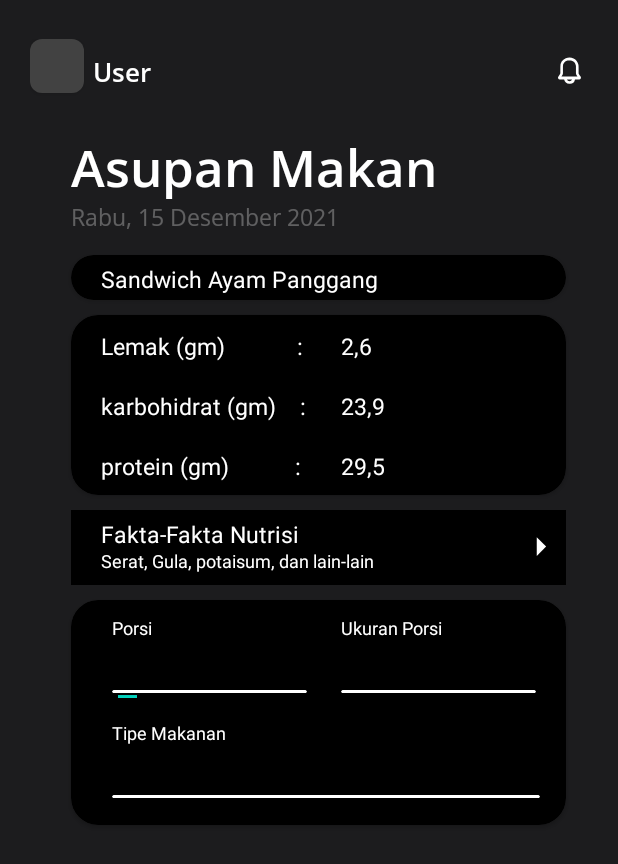
After one commit to hafizs08/tugasMobile, an Android app: the makanbang screen opened directly, with no data from a screen before it, on a phone screen of 412 x 824 dp. The commit adds this screen. Shown: the top 864 px of the screen. Run offline under Robolectric (Android 15) with nearby library versions, the phone set to English and light mode, and no system bars.

Commit message:
makanbang

```diff
--- a/app/src/main/AndroidManifest.xml
+++ b/app/src/main/AndroidManifest.xml
@@ -11,6 +11,9 @@
         android:roundIcon="@mipmap/ic_launcher_round"
         android:supportsRtl="true"
         android:theme="@style/Theme.HelloWorld">
+        <activity
+            android:name=".makanbang"
+            android:exported="false" />
         <activity
             android:name=".login"
             android:exported="false" />
--- /dev/null
+++ b/app/src/main/java/com/example/helloworld/makanbang.kt
@@ -0,0 +1,11 @@
+package com.example.helloworld
+
+import androidx.appcompat.app.AppCompatActivity
+import android.os.Bundle
+
+class makanbang : AppCompatActivity() {
+    override fun onCreate(savedInstanceState: Bundle?) {
+        super.onCreate(savedInstanceState)
+        setContentView(R.layout.activity_makanbang)
+    }
+}
--- a/app/src/main/res/layout/activity_inputbmi.xml
+++ b/app/src/main/res/layout/activity_inputbmi.xml
@@ -240,7 +240,6 @@
                     android:layout_height="match_parent"
                     android:background="@color/white"
                     android:onClick="onBmiButton"></ImageButton>
-                android:onClick="onBmiButton"/>
 
                 <TextView
                     android:layout_width="90dp"
--- a/app/src/main/res/layout/activity_main.xml
+++ b/app/src/main/res/layout/activity_main.xml
@@ -268,7 +268,7 @@
                             android:layout_height="wrap_content"
                             android:layout_gravity="center"
                             android:fontFamily="@font/opensans_bold"
-                            android:text="Kalkulator BMG"
+                            android:text="Asupan Makan"
                             android:textColor="@color/white"
                             android:textSize="17dp"></TextView>
                     </androidx.cardview.widget.CardView>
--- /dev/null
+++ b/app/src/main/res/layout/activity_makanbang.xml
@@ -0,0 +1,289 @@
+<?xml version="1.0" encoding="utf-8"?>
+<RelativeLayout xmlns:android="http://schemas.android.com/apk/res/android"
+    xmlns:app="http://schemas.android.com/apk/res-auto"
+    xmlns:tools="http://schemas.android.com/tools"
+    android:layout_width="match_parent"
+    android:layout_height="match_parent"
+    android:background="@color/backgroundcolor"
+    android:padding="20dp"
+    tools:context=".makanbang">
+
+    <LinearLayout
+        android:id="@+id/header"
+        android:layout_width="match_parent"
+        android:layout_height="39dp"
+        android:layout_marginTop="6dp"
+        android:layout_marginBottom="15dp"
+        android:orientation="horizontal">
+
+        <androidx.cardview.widget.CardView
+            android:layout_width="wrap_content"
+            android:layout_height="wrap_content"
+            app:cardBackgroundColor="#00FFFFFF"
+            app:cardCornerRadius="8dp">
+
+            <ImageView
+                android:layout_width="36dp"
+                android:layout_height="36dp"
+                android:layout_gravity="bottom"
+                android:src="@color/cardview_dark_background"></ImageView>
+        </androidx.cardview.widget.CardView>
+
+        <TextView
+            android:id="@+id/textView"
+            android:layout_width="0dp"
+            android:layout_height="wrap_content"
+            android:layout_marginLeft="6dp"
+            android:layout_marginTop="10dp"
+            android:layout_weight="1"
+            android:fontFamily="@font/opensans_sb"
+            android:text="User"
+            android:textColor="@color/white"
+            android:textSize="17dp"></TextView>
+
+        <ImageView
+            android:layout_width="24dp"
+            android:layout_height="24dp"
+            android:layout_marginTop="9dp"
+            android:src="@drawable/ic_bell" />
+    </LinearLayout>
+
+    <RelativeLayout
+        android:id="@+id/atas"
+        android:layout_width="match_parent"
+        android:layout_height="73dp"
+        android:layout_below="@id/header"
+        android:layout_marginBottom="27dp">
+
+        <LinearLayout
+            android:id="@+id/head"
+            android:layout_width="match_parent"
+            android:layout_height="wrap_content">
+
+            <TextView
+                android:layout_width="wrap_content"
+                android:layout_height="46dp"
+                android:layout_marginLeft="27dp"
+                android:layout_marginTop="7dp"
+                android:fontFamily="@font/opensans_sb"
+                android:text="Asupan Makan"
+                android:textColor="@color/white"
+                android:textSize="34dp" />
+
+        </LinearLayout>
+
+        <TextView
+            android:layout_width="wrap_content"
+            android:layout_height="wrap_content"
+            android:layout_below="@id/head"
+            android:layout_marginLeft="27dp"
+            android:fontFamily="@font/opensans_regular"
+            android:text="@string/rabu_15_desember_2021"
+            android:textColor="#4DFFFFFF"
+            android:textSize="15dp" />
+    </RelativeLayout>
+
+    <androidx.cardview.widget.CardView
+        android:layout_width="330dp"
+        android:layout_height="30dp"
+        android:layout_marginLeft="27dp"
+        android:layout_marginTop="150dp"
+        app:cardBackgroundColor="@color/black"
+        app:cardCornerRadius="18dp">
+
+        <TextView
+            android:layout_width="wrap_content"
+            android:layout_height="wrap_content"
+            android:layout_marginLeft="20dp"
+            android:layout_marginTop="5dp"
+            android:text="Sandwich Ayam Panggang"
+            android:textColor="@color/white"
+            android:textSize="15dp" />
+
+    </androidx.cardview.widget.CardView>
+
+    <androidx.cardview.widget.CardView
+        android:layout_width="330dp"
+        android:layout_height="120dp"
+        android:layout_marginLeft="27dp"
+        android:layout_marginTop="190dp"
+        app:cardBackgroundColor="@color/black"
+        app:cardCornerRadius="18dp">
+
+        <TextView
+            android:layout_width="wrap_content"
+            android:layout_height="wrap_content"
+            android:layout_marginLeft="20dp"
+            android:layout_marginTop="10dp"
+            android:text="Lemak (gm)            : "
+            android:textColor="@color/white"
+            android:textSize="15dp" />
+
+        <TextView
+            android:layout_width="wrap_content"
+            android:layout_height="wrap_content"
+            android:layout_marginLeft="180dp"
+            android:layout_marginTop="10dp"
+            android:text="2,6"
+            android:textColor="@color/white"
+            android:textSize="15dp" />
+
+        <TextView
+            android:layout_width="wrap_content"
+            android:layout_height="wrap_content"
+            android:layout_marginLeft="20dp"
+            android:layout_marginTop="50dp"
+            android:text="karbohidrat (gm)    : "
+            android:textColor="@color/white"
+            android:textSize="15dp" />
+
+        <TextView
+            android:layout_width="wrap_content"
+            android:layout_height="wrap_content"
+            android:layout_marginLeft="180dp"
+            android:layout_marginTop="50dp"
+            android:text="23,9"
+            android:textColor="@color/white"
+            android:textSize="15dp" />
+
+        <TextView
+            android:layout_width="wrap_content"
+            android:layout_height="wrap_content"
+            android:layout_marginLeft="20dp"
+            android:layout_marginTop="90dp"
+            android:text="protein (gm)           : "
+            android:textColor="@color/white"
+            android:textSize="15dp" />
+
+        <TextView
+            android:layout_width="wrap_content"
+            android:layout_height="wrap_content"
+            android:layout_marginLeft="180dp"
+            android:layout_marginTop="90dp"
+            android:text="29,5"
+            android:textColor="@color/white"
+            android:textSize="15dp" />
+
+    </androidx.cardview.widget.CardView>
+    <ImageButton
+        android:layout_width="330dp"
+        android:layout_height="50dp"
+        android:layout_marginTop="320dp"
+        android:layout_marginLeft="27dp"
+        android:background="@color/black"></ImageButton>
+
+    <TextView
+        android:layout_width="wrap_content"
+        android:layout_height="wrap_content"
+        android:textSize="15dp"
+        android:textColor="@color/white"
+        android:text="Fakta-Fakta Nutrisi"
+        android:layout_marginTop="325dp"
+        android:layout_marginLeft="47dp"/>
+
+    <TextView
+        android:layout_width="wrap_content"
+        android:layout_height="wrap_content"
+        android:layout_marginLeft="47dp"
+        android:layout_marginTop="345dp"
+        android:text="Serat, Gula, potaisum, dan lain-lain"
+        android:textColor="@color/white"
+        android:textSize="12dp" />
+    <ImageView
+        android:layout_width="30dp"
+        android:layout_height="30dp"
+        android:src="@drawable/ic_drop"
+        android:layout_marginTop="329dp"
+        android:layout_marginLeft="325dp"/>
+
+    <androidx.cardview.widget.CardView
+        android:layout_width="330dp"
+        android:layout_height="150dp"
+        android:layout_marginLeft="27dp"
+        android:layout_marginTop="380dp"
+        app:cardBackgroundColor="@color/black"
+        app:cardCornerRadius="18dp">
+
+        <TextView
+            android:layout_width="wrap_content"
+            android:layout_height="wrap_content"
+            android:layout_marginLeft="27dp"
+            android:layout_marginTop="10dp"
+            android:text="Porsi"
+            android:textColor="@color/white"
+            android:textSize="12dp" />
+
+        <androidx.cardview.widget.CardView
+            android:layout_width="130dp"
+            android:layout_height="2dp"
+            android:layout_marginLeft="27dp"
+            android:layout_marginTop="60dp">
+        </androidx.cardview.widget.CardView>
+
+        <EditText
+            android:layout_width="wrap_content"
+            android:layout_height="wrap_content"
+            android:textSize="15dp"
+            android:textColor="@color/white"
+            android:inputType="number"
+            android:text=""
+            android:layout_marginLeft="27dp"
+            android:layout_marginTop="30dp"/>
+
+        <TextView
+            android:layout_width="wrap_content"
+            android:layout_height="wrap_content"
+            android:layout_marginLeft="180dp"
+            android:layout_marginTop="10dp"
+            android:text="Ukuran Porsi"
+            android:textColor="@color/white"
+            android:textSize="12dp" />
+
+        <androidx.cardview.widget.CardView
+            android:layout_width="130dp"
+            android:layout_height="2dp"
+            android:layout_marginLeft="180dp"
+            android:layout_marginTop="60dp">
+        </androidx.cardview.widget.CardView>
+
+        <EditText
+            android:layout_width="wrap_content"
+            android:layout_height="wrap_content"
+            android:textSize="15dp"
+            android:textColor="@color/white"
+            android:inputType="text"
+            android:text=""
+            android:layout_marginLeft="180dp"
+            android:layout_marginTop="30dp"/>
+
+        <TextView
+            android:layout_width="wrap_content"
+            android:layout_height="wrap_content"
+            android:layout_marginLeft="27dp"
+            android:layout_marginTop="80dp"
+            android:text="Tipe Makanan"
+            android:textColor="@color/white"
+            android:textSize="12dp" />
+
+        <androidx.cardview.widget.CardView
+            android:layout_width="285dp"
+            android:layout_height="2dp"
+            android:layout_marginLeft="27dp"
+            android:layout_marginTop="130dp">
+        </androidx.cardview.widget.CardView>
+
+        <EditText
+            android:layout_width="wrap_content"
+            android:layout_height="wrap_content"
+            android:textSize="15dp"
+            android:textColor="@color/white"
+            android:inputType="text"
+            android:text=""
+            android:layout_marginLeft="27dp"
+            android:layout_marginTop="100dp"/>
+
+    </androidx.cardview.widget.CardView>
+
+
+
+</RelativeLayout>
```
